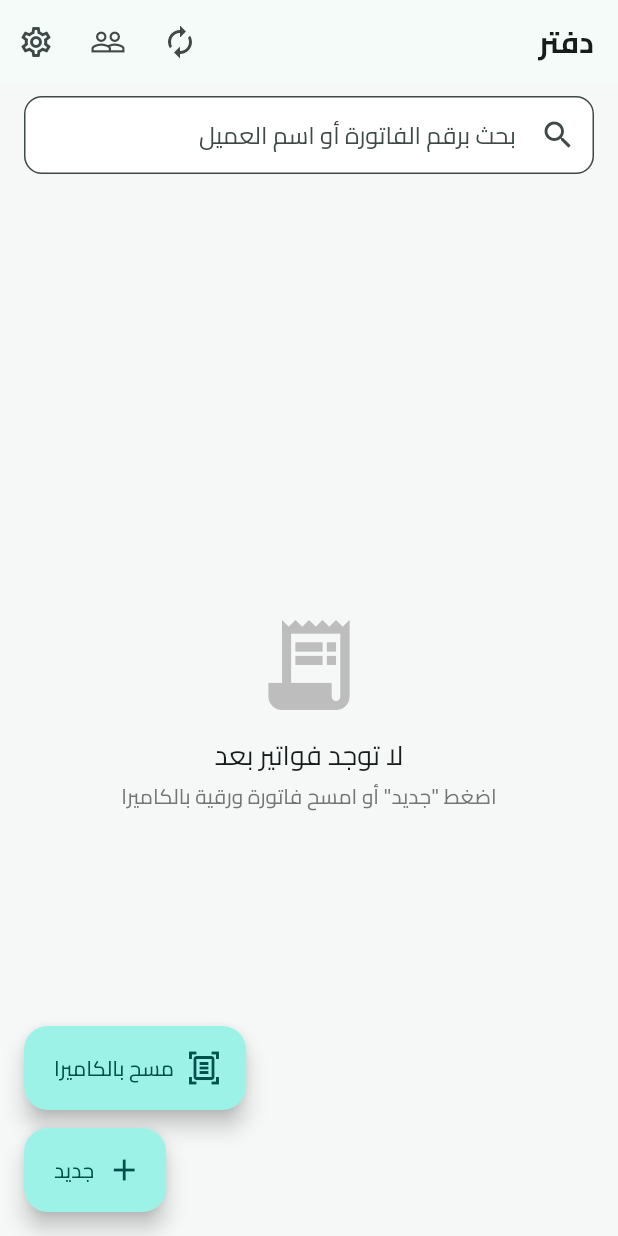
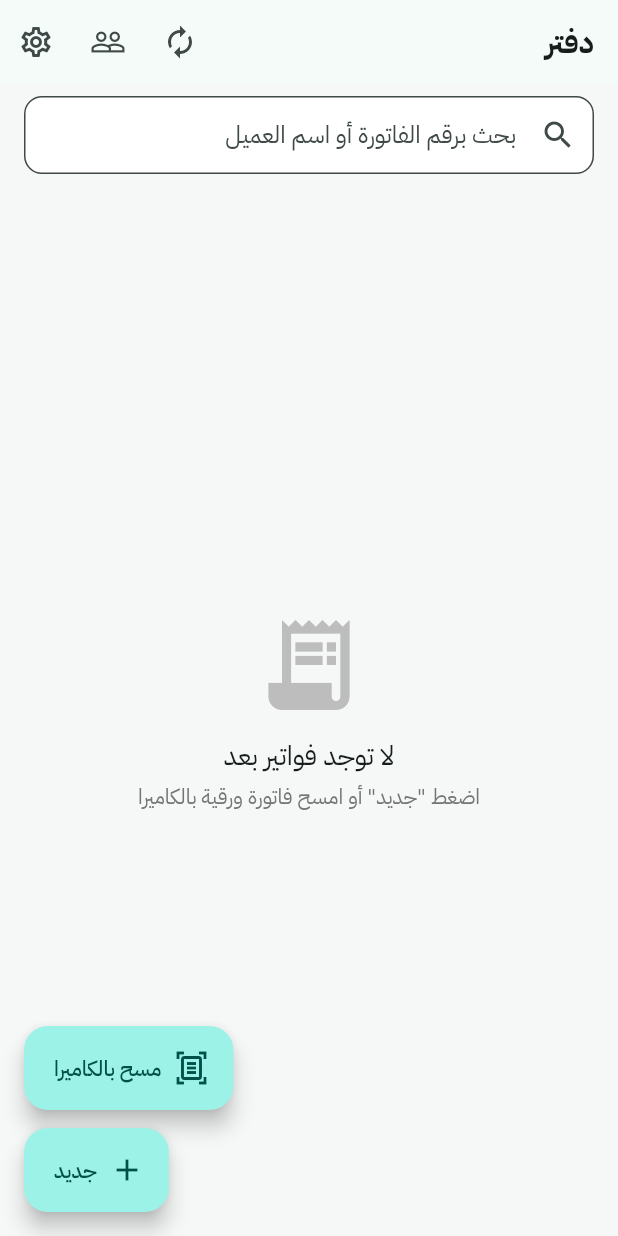
Before and after one commit to CTO-DRS/daftar-public, a Flutter app: the screen it shows after launch, on a phone screen of 412 x 824 dp. Run offline on Flutter 3.47's test engine with Material 3 defaults, Android fonts, the phone set to English and light mode, and no system bars; our stand-ins replace image_cropper, image_picker, pdf, printing, share_plus, shared_preferences and 1 more; missing offline and left inert: google_mlkit_text_recognition; accounts and stored records are empty.

Commit message:
UI font: bundled IBM Plex Sans Arabic (4 weights), replaces Cairo

```diff
--- a/lib/main.dart
+++ b/lib/main.dart
@@ -34,14 +34,14 @@ class DaftarApp extends StatelessWidget {
       theme: ThemeData(
         useMaterial3: true,
         colorScheme: scheme,
-        fontFamily: 'Cairo',
+        fontFamily: 'IBMPlexSansArabic',
         scaffoldBackgroundColor: const Color(0xFFF6F8F8),
         appBarTheme: AppBarTheme(
           backgroundColor: scheme.surface,
           surfaceTintColor: Colors.transparent,
           centerTitle: false,
           titleTextStyle: TextStyle(
-            fontFamily: 'Cairo',
+            fontFamily: 'IBMPlexSansArabic',
             fontSize: 20,
             fontWeight: FontWeight.w700,
             color: scheme.onSurface,
```
Also changed, not shown: pubspec.yaml (+8 -2 lines), assets/fonts/Cairo.ttf (deleted), assets/fonts/IBMPlexSansArabic-Bold.ttf (added), assets/fonts/IBMPlexSansArabic-Medium.ttf (added), assets/fonts/IBMPlexSansArabic-Regular.ttf (added), assets/fonts/IBMPlexSansArabic-SemiBold.ttf (added), assets/fonts/LICENSES.txt (added).
